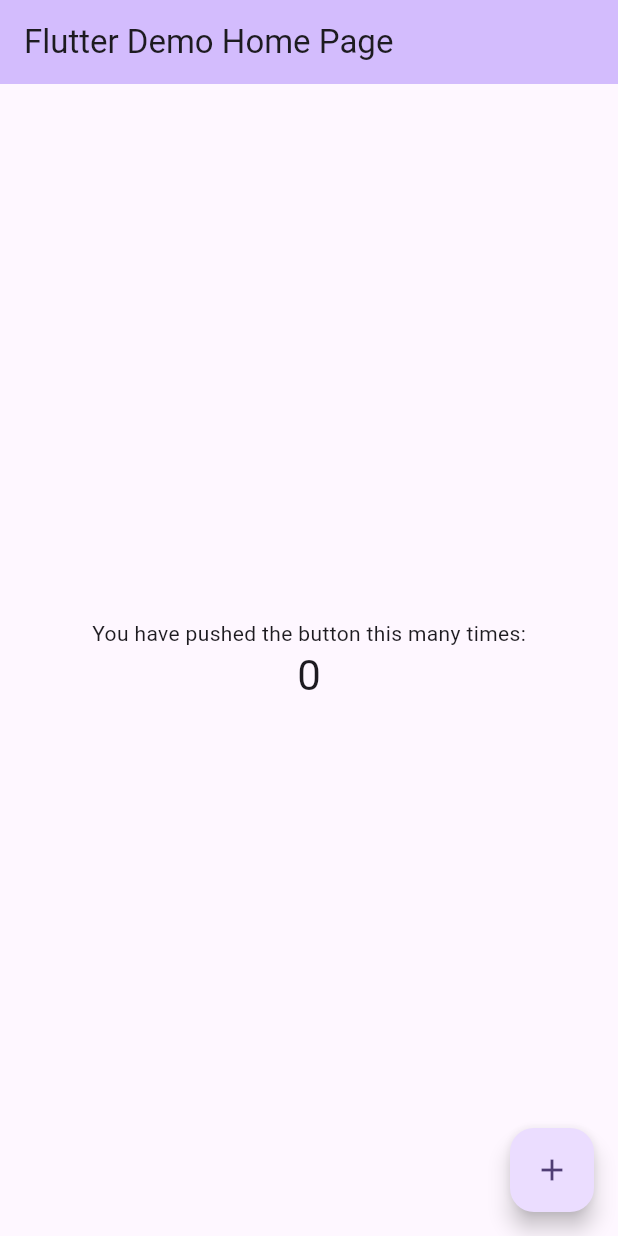
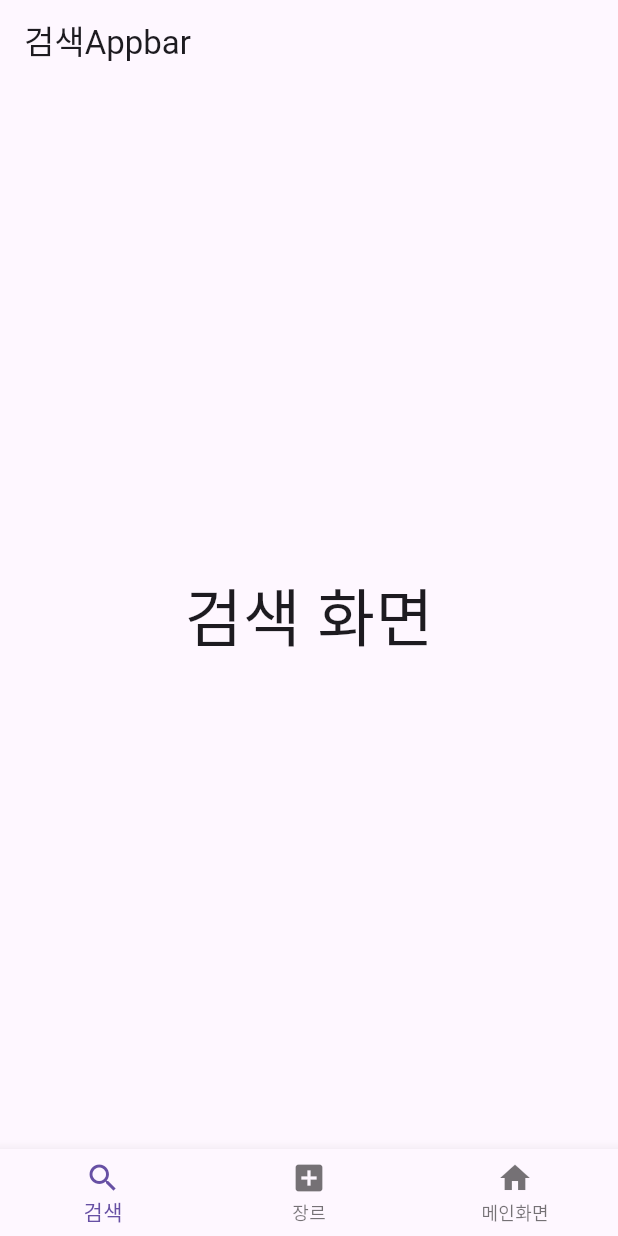
Before and after one commit to ormC4Team/flutter_movie_app, a Flutter app: the screen it shows after launch, on a phone screen of 412 x 824 dp. Run offline on Flutter 3.47's test engine with Material 3 defaults, Android fonts, the phone set to English and light mode, and no system bars; our stand-ins replace flutter_dotenv, freezed_annotation, shared_preferences; generated files the repository leaves out were written again.

Commit message:
feat: main화면 bottomNavigationBar 생성, genreScreen, SearchScreen 생성

```diff
--- a/lib/main.dart
+++ b/lib/main.dart
@@ -1,5 +1,6 @@
 import 'package:flutter/material.dart';
 import 'package:flutter_dotenv/flutter_dotenv.dart';
+import 'package:flutter_movie_app/presentation/main_screen.dart';
 
 void main() async {
   await dotenv.load(fileName: ".env");
@@ -18,55 +19,7 @@ class MyApp extends StatelessWidget {
         colorScheme: ColorScheme.fromSeed(seedColor: Colors.deepPurple),
         useMaterial3: true,
       ),
-      home: const MyHomePage(title: 'Flutter Demo Home Page'),
+      home: const MainScreen(),
     );
   }
 }
-
-class MyHomePage extends StatefulWidget {
-  const MyHomePage({super.key, required this.title});
-
-  final String title;
-
-  @override
-  State<MyHomePage> createState() => _MyHomePageState();
-}
-
-class _MyHomePageState extends State<MyHomePage> {
-  int _counter = 0;
-
-  void _incrementCounter() {
-    setState(() {
-      _counter++;
-    });
-  }
-
-  @override
-  Widget build(BuildContext context) {
-    return Scaffold(
-      appBar: AppBar(
-        backgroundColor: Theme.of(context).colorScheme.inversePrimary,
-        title: Text(widget.title),
-      ),
-      body: Center(
-        child: Column(
-          mainAxisAlignment: MainAxisAlignment.center,
-          children: <Widget>[
-            const Text(
-              'You have pushed the button this many times:',
-            ),
-            Text(
-              '$_counter',
-              style: Theme.of(context).textTheme.headlineMedium,
-            ),
-          ],
-        ),
-      ),
-      floatingActionButton: FloatingActionButton(
-        onPressed: _incrementCounter,
-        tooltip: 'Increment',
-        child: const Icon(Icons.add),
-      ),
-    );
-  }
-}
--- /dev/null
+++ b/lib/presentation/genre_screen.dart
@@ -0,0 +1,14 @@
+import 'package:flutter/material.dart';
+
+class GenreScreen extends StatelessWidget {
+  const GenreScreen({super.key});
+
+  @override
+  Widget build(BuildContext context) {
+    return const Scaffold(
+      body: Center(
+        child: Text('장르 화면',style: TextStyle(fontSize: 42)),
+      ),
+    );
+  }
+}
--- /dev/null
+++ b/lib/presentation/main_screen.dart
@@ -0,0 +1,78 @@
+import 'package:flutter/material.dart';
+
+import 'genre_screen.dart';
+import 'search_screen.dart';
+
+class MainScreen extends StatefulWidget {
+  const MainScreen({super.key});
+
+  @override
+  State<MainScreen> createState() => _MainScreenState();
+}
+
+class _MainScreenState extends State<MainScreen> {
+  int _bottomNavigationBarIndex = 0;
+
+  AppBar _buildAppBar() {
+    // index에 따라 다른 AppBar를 반환합니다.
+    switch (_bottomNavigationBarIndex) {
+      case 0:
+        return AppBar(
+          title: Text('검색Appbar'),
+        );
+      case 1:
+        return AppBar(
+          title: Text('장르Appbar'),
+        );
+      default:
+        return AppBar(
+          title: Text('UPCOMMING MOVIES'),
+        );
+    }
+  }
+
+  Widget _buildBody() {
+    // index에 따라 다른 Body를 반환합니다.
+    switch (_bottomNavigationBarIndex) {
+      case 0:
+        return SearchScreen();
+      case 1:
+        return GenreScreen();
+      default:
+        return MainScreen();
+    }
+  }
+
+  @override
+  Widget build(BuildContext context) {
+    return MaterialApp(
+      home: Scaffold(
+        appBar: _buildAppBar(),
+        body: _buildBody(),
+        bottomNavigationBar: BottomNavigationBar(
+          onTap: (int index) {
+            _bottomNavigationBarIndex = index;
+            // 상태관리 클래스의 setState 메서드를 호출하여 화면을 다시 그립니다.
+            setState(() {
+              _bottomNavigationBarIndex = index;
+            });
+          },
+          items: const <BottomNavigationBarItem>[
+            BottomNavigationBarItem(
+              icon: Icon(Icons.search),
+              label: '검색',
+            ),
+            BottomNavigationBarItem(
+              icon: Icon(Icons.add_box),
+              label: '장르',
+            ),
+            BottomNavigationBarItem(
+              icon: Icon(Icons.home),
+              label: '메인화면',
+            ),
+          ],
+        ),
+      ),
+    );
+  }
+}
--- /dev/null
+++ b/lib/presentation/search_screen.dart
@@ -0,0 +1,14 @@
+import 'package:flutter/material.dart';
+
+class SearchScreen extends StatelessWidget {
+  const SearchScreen({super.key});
+
+  @override
+  Widget build(BuildContext context) {
+    return const Scaffold(
+      body: Center(
+        child: Text('검색 화면', style: TextStyle(fontSize: 42),),
+      ),
+    );
+  }
+}
```
